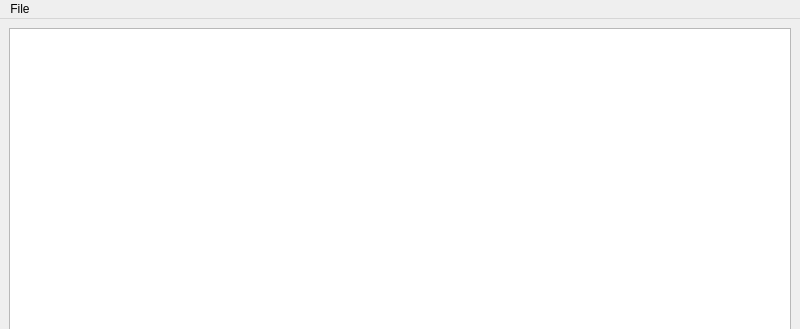
Above: mainwindow.ui from marl0vv/PROMETHEEMethodsApp before the change; both pictures show x 0 to 800 and y 0 to 329 of the 800 by 600 pixel window. Below: the same form after it.
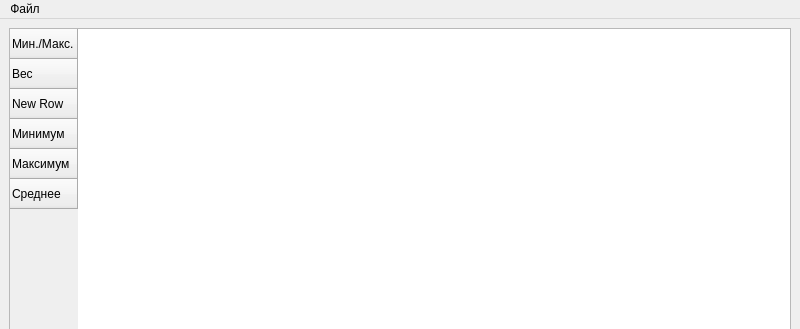
That is the form after the change.

```diff
--- a/mainwindow.ui
+++ b/mainwindow.ui
@@ -16,7 +16,38 @@
   <widget class="QWidget" name="centralwidget">
    <layout class="QGridLayout" name="gridLayout">
     <item row="0" column="0">
-     <widget class="QTableWidget" name="tableWidget"/>
+     <widget class="QTableWidget" name="tableWidget">
+      <row>
+       <property name="text">
+        <string>Мин./Макс.</string>
+       </property>
+      </row>
+      <row>
+       <property name="text">
+        <string>Вес</string>
+       </property>
+      </row>
+      <row>
+       <property name="text">
+        <string>New Row</string>
+       </property>
+      </row>
+      <row>
+       <property name="text">
+        <string>Минимум</string>
+       </property>
+      </row>
+      <row>
+       <property name="text">
+        <string>Максимум</string>
+       </property>
+      </row>
+      <row>
+       <property name="text">
+        <string>Среднее</string>
+       </property>
+      </row>
+     </widget>
     </item>
    </layout>
   </widget>
@@ -31,7 +62,7 @@
    </property>
    <widget class="QMenu" name="menuFile">
     <property name="title">
-     <string>File</string>
+     <string>Файл</string>
     </property>
     <addaction name="separator"/>
     <addaction name="separator"/>
```
Left out of the diff: 2 changed lines with no effect on the pictures.
